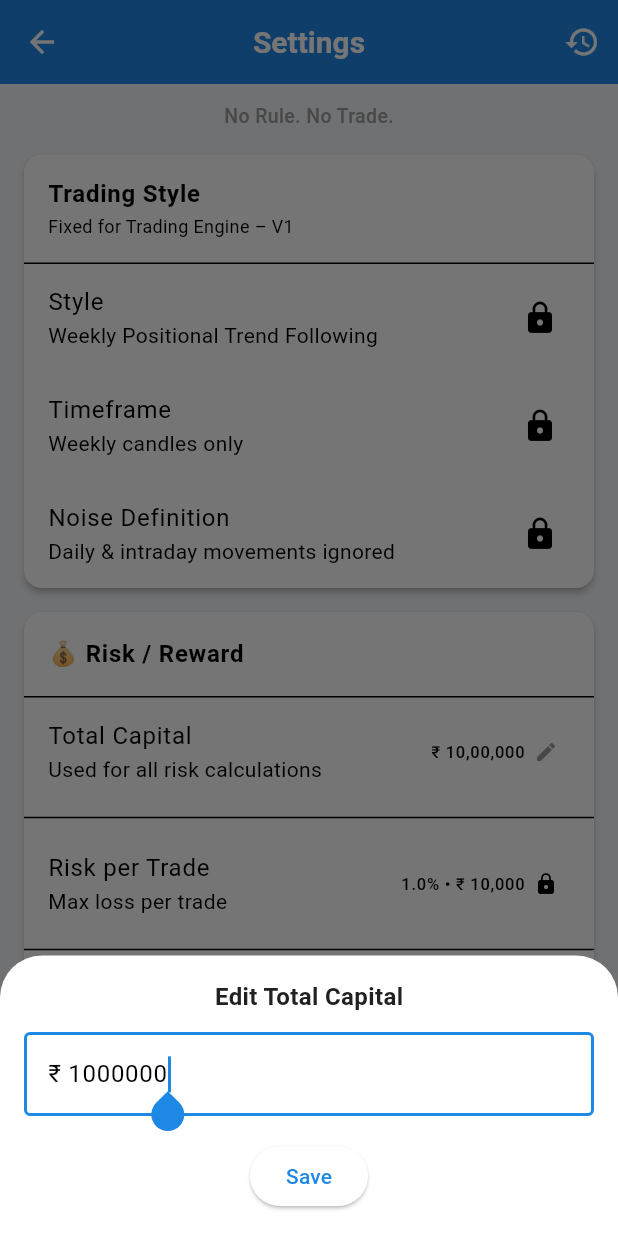
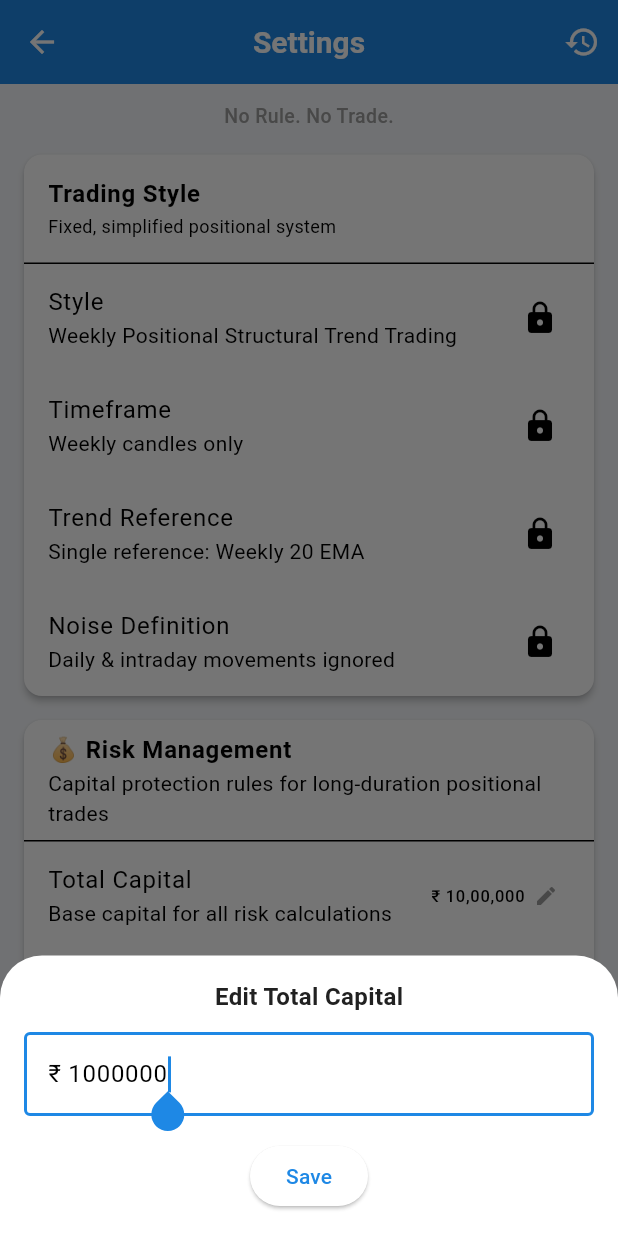
Before and after one commit to AjayM17/tradedesk, a Flutter app: the SettingsScreen screen opened directly, after a tap on "Total Capital", on a phone screen of 412 x 824 dp. Run offline on Flutter 3.47's test engine with Material 3 defaults, Android fonts, the phone set to English and light mode, and no system bars; our stand-ins replace cloud_firestore, firebase_core, shared_preferences; accounts and stored records are empty.

Commit message:
Rule Update

```diff
--- a/lib/features/settings/presentation/screens/settings_screen.dart
+++ b/lib/features/settings/presentation/screens/settings_screen.dart
@@ -58,7 +58,7 @@ class SettingsScreen extends StatelessWidget {
           PartialProfitCard(),
           SizedBox(height: 8),
 
-          AddOnRulesCard(), // V1: intentionally disabled
+          AddOnRulesCard(),
           SizedBox(height: 8),
 
           FinalExitRulesCard(),
--- a/lib/features/settings/presentation/widgets/add_on_rules_card.dart
+++ b/lib/features/settings/presentation/widgets/add_on_rules_card.dart
@@ -15,18 +15,25 @@ class AddOnRulesCard extends StatelessWidget {
               style: TextStyle(fontWeight: FontWeight.bold),
             ),
             subtitle: Text(
-              'Optional scaling into an existing profitable trade',
+              'Optional scaling using the same rules as a fresh entry',
             ),
           ),
           Divider(height: 1),
 
           // ───────── CORE CONDITIONS ─────────
           _RuleItem(
-            text: 'Add-On allowed only after partial profit at 1R',
+            text:
+                'Add-On allowed only after mandatory profit booking at 1R',
             icon: Icons.lock,
           ),
           _RuleItem(
-            text: 'Never add to a losing or breakeven trade',
+            text:
+                'Add-On is taken only after a correction and formation of a new weekly structure',
+            icon: Icons.lock,
+          ),
+          _RuleItem(
+            text:
+                'Trade must be clearly in profit; add-on is never allowed at breakeven or loss',
             icon: Icons.block,
             iconColor: Colors.red,
           ),
@@ -35,7 +42,8 @@ class AddOnRulesCard extends StatelessWidget {
 
           // ───────── SIZE CONTROL ─────────
           _RuleItem(
-            text: 'Add-On quantity must not exceed 25% of original position',
+            text:
+                'Add-On quantity must not exceed 25% of the original position size',
             icon: Icons.rule,
           ),
 
@@ -43,8 +51,14 @@ class AddOnRulesCard extends StatelessWidget {
 
           // ───────── EXIT & SL INTEGRITY ─────────
           _RuleItem(
-            text: 'Add-On does not change Stop-Loss or Exit rules',
+            text:
+                'Add-On follows the same Entry, Stop-Loss, and Exit rules as the base trade',
             icon: Icons.info_outline,
+          ),
+          _RuleItem(
+            text:
+                'Add-On is for trend continuation, not for averaging',
+            icon: Icons.lock,
           ),
         ],
       ),
--- a/lib/features/settings/presentation/widgets/entry_rules_card.dart
+++ b/lib/features/settings/presentation/widgets/entry_rules_card.dart
@@ -13,27 +13,35 @@ class EntryRulesCard extends StatelessWidget {
               'Entry Rules',
               style: TextStyle(fontWeight: FontWeight.bold),
             ),
-            subtitle: Text('ALL conditions must be satisfied'),
+            subtitle: Text(
+              'ALL conditions must be satisfied',
+            ),
           ),
           Divider(height: 1),
 
+          // STRUCTURE FIRST
           ListTile(
             title: Text('Market Structure'),
-            subtitle: Text('Weekly Higher-High & Higher-Low'),
+            subtitle: Text(
+              'Weekly higher-high & higher-low OR valid support / demand zone',
+            ),
             trailing: Icon(Icons.lock),
           ),
 
+          // EMA AS FILTER (WEEKLY CLOSE)
           ListTile(
-            title: Text('Trend Filter'),
-            subtitle: Text('Price above Weekly 20 EMA'),
+            title: Text('Trend Alignment'),
+            subtitle: Text(
+              'Weekly close above Weekly 20 EMA',
+            ),
             trailing: Icon(Icons.lock),
           ),
 
+          // ENTRY LOCATION
           ListTile(
-            title: Text('Entry Trigger'),
+            title: Text('Entry Type'),
             subtitle: Text(
-              '• Pullback in uptrend\n'
-              '• OR fresh weekly breakout',
+              'Pullback into structure OR fresh weekly breakout',
             ),
             trailing: Icon(Icons.lock),
           ),
--- a/lib/features/settings/presentation/widgets/final_exit_rules_card.dart
+++ b/lib/features/settings/presentation/widgets/final_exit_rules_card.dart
@@ -16,24 +16,35 @@ class FinalExitRulesCard extends StatelessWidget {
           ),
           Divider(height: 1),
 
-          // EXIT DECISION
+          // EMA-BASED EXIT (PRIMARY)
           ListTile(
             title: Text(
-              'Exit if Weekly RSI closes below 60',
+              'Exit if weekly candle CLOSES below Weekly 20 EMA',
             ),
             subtitle: Text(
-              'RSI is evaluated only after weekly close',
+              'Weekly close only • Single EMA exit reference',
             ),
             trailing: Icon(Icons.lock),
           ),
 
-          // EXECUTION
+          // STRUCTURE-BASED EXIT (SECONDARY)
           ListTile(
             title: Text(
-              'Exit on next trading session',
+              'Exit on weekly structure breakdown',
             ),
             subtitle: Text(
-              'No candle wait • Gap up or gap down ignored',
+              'Weekly close below last valid support',
+            ),
+            trailing: Icon(Icons.lock),
+          ),
+
+          // EXECUTION DISCIPLINE
+          ListTile(
+            title: Text(
+              'Exit on next trading session after weekly close',
+            ),
+            subtitle: Text(
+              'No candle wait • Gap up or gap down accepted',
             ),
             trailing: Icon(Icons.lock),
           ),
--- a/lib/features/settings/presentation/widgets/partial_profit_card.dart
+++ b/lib/features/settings/presentation/widgets/partial_profit_card.dart
@@ -13,32 +13,45 @@ class PartialProfitCard extends StatelessWidget {
               'Partial Profit Rules',
               style: TextStyle(fontWeight: FontWeight.bold),
             ),
+            subtitle: Text(
+              'Mandatory profit booking rule',
+            ),
           ),
           Divider(height: 1),
 
-          // PARTIAL PROFIT
+          // MANDATORY 1R BOOKING
           ListTile(
-            title: Text('Partial Profit at 1R'),
-            subtitle: Text('Mandatory'),
+            title: Text('Profit Booking at 1R'),
+            subtitle: Text(
+              'Mandatory for every trade',
+            ),
             trailing: Icon(Icons.lock),
           ),
 
-          // FIXED R VALUE
+          // FIXED QUANTITY
           ListTile(
-            title: Text('1R Profit Booking'),
+            title: Text('Quantity Booked at 1R'),
             trailing: Text(
               '25%',
               style: TextStyle(fontWeight: FontWeight.w500),
             ),
           ),
 
-          // SL HANDLING (OPTIONAL, RISK ONLY)
+          // SL HANDLING AFTER 1R
           ListTile(
             title: Text(
-              'SL may be moved to Breakeven after 1R',
+              'SL may be moved to Breakeven after 1R booking',
             ),
             subtitle: Text(
-              'Optional • Risk reduction only • Not for profit trailing',
+              'Optional • Weekly close only • Risk reduction, not profit trailing',
+            ),
+            trailing: Icon(Icons.lock),
+          ),
+
+          // CLARITY FOR REMAINING POSITION
+          ListTile(
+            title: Text(
+              'Remaining position is managed only by Weekly 20 EMA or structure exits',
             ),
             trailing: Icon(Icons.lock),
           ),
--- a/lib/features/settings/presentation/widgets/risk_reward_section.dart
+++ b/lib/features/settings/presentation/widgets/risk_reward_section.dart
@@ -9,15 +9,11 @@ class RiskRewardSection extends StatelessWidget {
   static const double minCapital = 10000;
   static const double maxCapital = 100000000; // 10 Cr
 
-  static const double minRiskPercent = 0.25;
-  static const double maxRiskPercent = 2.0;
-
   static const double minCapitalPerStock = 5.0;
   static const double maxCapitalPerStock = 25.0;
 
   @override
   Widget build(BuildContext context) {
-    // Fine-grained rebuilds only
     final totalCapital =
         context.select<SettingsState, double>((s) => s.totalCapital);
     final riskPercent =
@@ -35,8 +31,11 @@ class RiskRewardSection extends StatelessWidget {
         children: [
           const ListTile(
             title: Text(
-              '💰 Risk / Reward',
+              '💰 Risk Management',
               style: TextStyle(fontWeight: FontWeight.bold),
+            ),
+            subtitle: Text(
+              'Capital protection rules for long-duration positional trades',
             ),
           ),
           const Divider(height: 1),
@@ -44,7 +43,7 @@ class RiskRewardSection extends StatelessWidget {
           // ---------------- Total Capital ----------------
           ListTile(
             title: const Text('Total Capital'),
-            subtitle: const Text('Used for all risk calculations'),
+            subtitle: const Text('Base capital for all risk calculations'),
             trailing: _editableTrailing(
               indianCurrencyFormat.format(totalCapital),
             ),
@@ -54,10 +53,11 @@ class RiskRewardSection extends StatelessWidget {
           const Divider(),
 
           // ---------------- Risk per Trade ----------------
-          // V1: Risk per trade is FIXED and not editable
           ListTile(
             title: const Text('Risk per Trade'),
-            subtitle: const Text('Max loss per trade'),
+            subtitle: const Text(
+              'Maximum acceptable loss per position (fixed rule)',
+            ),
             trailing: Row(
               mainAxisSize: MainAxisSize.min,
               children: [
@@ -68,15 +68,16 @@ class RiskRewardSection extends StatelessWidget {
                 const Icon(Icons.lock, size: 16),
               ],
             ),
-            // onTap intentionally disabled in V1
           ),
 
           const Divider(),
 
           // ---------------- Max Portfolio Risk ----------------
-          // V1: Portfolio risk cap is a SYSTEM RULE
           const ListTile(
             title: Text('Max Portfolio Risk'),
+            subtitle: Text(
+              'Total open risk across all positions at any time',
+            ),
             trailing: Row(
               mainAxisSize: MainAxisSize.min,
               children: [
@@ -92,20 +93,33 @@ class RiskRewardSection extends StatelessWidget {
           // ---------------- Max Capital per Stock ----------------
           ListTile(
             title: const Text('Max Capital per Stock'),
-            subtitle: const Text('Position concentration limit'),
+            subtitle: const Text(
+              'Position concentration limit per stock',
+            ),
             trailing: _editableTrailing(
               indianCurrencyFormat.format(maxCapitalAmount),
             ),
             onTap: () => _editMaxCapital(context, maxCapitalPercent),
+          ),
+
+          // ---------------- Philosophy Note ----------------
+          const Padding(
+            padding: EdgeInsets.fromLTRB(16, 8, 16, 12),
+            child: Text(
+              'Note: Risk limits are designed to survive drawdowns and '
+              'allow long-term trend holding without emotional pressure.',
+              style: TextStyle(
+                fontSize: 12,
+                color: Colors.grey,
+                fontStyle: FontStyle.italic,
+              ),
+            ),
           ),
         ],
       ),
     );
   }
 
-  // =========================================================
-  // Editable trailing (value + edit icon)
-  // =========================================================
   Widget _editableTrailing(String valueText) {
     return Row(
       mainAxisSize: MainAxisSize.min,
@@ -121,9 +135,6 @@ class RiskRewardSection extends StatelessWidget {
     );
   }
 
-  // =========================================================
-  // Edit Total Capital
-  // =========================================================
   void _editCapital(BuildContext context, double current) {
     final controller =
         TextEditingController(text: current.toStringAsFixed(0));
@@ -192,16 +203,6 @@ class RiskRewardSection extends StatelessWidget {
     );
   }
 
-  // =========================================================
-  // Edit Risk % (KEPT FOR V2, NOT USED IN V1)
-  // =========================================================
-  void _editRiskPercent(BuildContext context, double current) {
-    // intentionally unused in V1
-  }
-
-  // =========================================================
-  // Edit Max Capital per Stock %
-  // =========================================================
   void _editMaxCapital(BuildContext context, double current) {
     const options = [
       minCapitalPerStock,
--- a/lib/features/settings/presentation/widgets/stop_loss_rules_card.dart
+++ b/lib/features/settings/presentation/widgets/stop_loss_rules_card.dart
@@ -28,12 +28,14 @@ class StopLossRulesCard extends StatelessWidget {
             trailing: Icon(Icons.block, color: Colors.red),
           ),
 
-          // RISK REDUCTION (NOT TRAILING)
+          // STRUCTURE-BASED RISK REDUCTION
           ListTile(
             title: Text(
-              'SL may be tightened to reduce risk (not for trailing)',
+              'SL may be tightened only if weekly structure improves',
             ),
-            subtitle: Text('Only after weekly close • No profit booking'),
+            subtitle: Text(
+              'Weekly close only • Risk reduction, not profit trailing',
+            ),
             trailing: Icon(Icons.lock),
           ),
 
@@ -46,21 +48,21 @@ class StopLossRulesCard extends StatelessWidget {
           // EMA TRAILING (PROFIT ONLY)
           ListTile(
             title: Text(
-              'EMA-based SL trailing is used only for profit protection',
+              'EMA-based trailing is used only after trade is profitable',
             ),
             subtitle: Text(
-              'Weekly EMA • One-way movement • Never for risk reduction',
+              'Weekly 20 EMA • One-way movement • Profit protection only',
             ),
             trailing: Icon(Icons.lock),
           ),
 
-          // 👇 REMINDER NOTE (NOT A RULE)
+          // 👇 FINAL DISCIPLINE NOTE
           Padding(
             padding: EdgeInsets.fromLTRB(16, 4, 16, 12),
             child: Text(
-              'Reminder: Weekly EMA values such as 20 (slower, trend survival) '
-              'and 9 (faster, profit lock) are references only. '
-              'Choice affects aggressiveness, not exit rules.',
+              'Note: A single Weekly 20 EMA is used for exit discipline. '
+              'Extended distance from EMA is expected in strong trends '
+              'and is not a reason to exit early.',
               style: TextStyle(
                 fontSize: 12,
                 color: Colors.grey,
--- a/lib/features/settings/presentation/widgets/trading_style_card.dart
+++ b/lib/features/settings/presentation/widgets/trading_style_card.dart
@@ -14,7 +14,7 @@ class TradingStyleCard extends StatelessWidget {
               style: TextStyle(fontWeight: FontWeight.bold),
             ),
             subtitle: Text(
-              'Fixed for Trading Engine – V1',
+              'Fixed, simplified positional system',
               style: TextStyle(fontSize: 12),
             ),
           ),
@@ -22,19 +22,33 @@ class TradingStyleCard extends StatelessWidget {
 
           ListTile(
             title: Text('Style'),
-            subtitle: Text('Weekly Positional Trend Following'),
+            subtitle: Text(
+              'Weekly Positional Structural Trend Trading',
+            ),
             trailing: Icon(Icons.lock),
           ),
 
           ListTile(
             title: Text('Timeframe'),
-            subtitle: Text('Weekly candles only'),
+            subtitle: Text(
+              'Weekly candles only',
+            ),
+            trailing: Icon(Icons.lock),
+          ),
+
+          ListTile(
+            title: Text('Trend Reference'),
+            subtitle: Text(
+              'Single reference: Weekly 20 EMA',
+            ),
             trailing: Icon(Icons.lock),
           ),
 
           ListTile(
             title: Text('Noise Definition'),
-            subtitle: Text('Daily & intraday movements ignored'),
+            subtitle: Text(
+              'Daily & intraday movements ignored',
+            ),
             trailing: Icon(Icons.lock),
           ),
         ],
```
